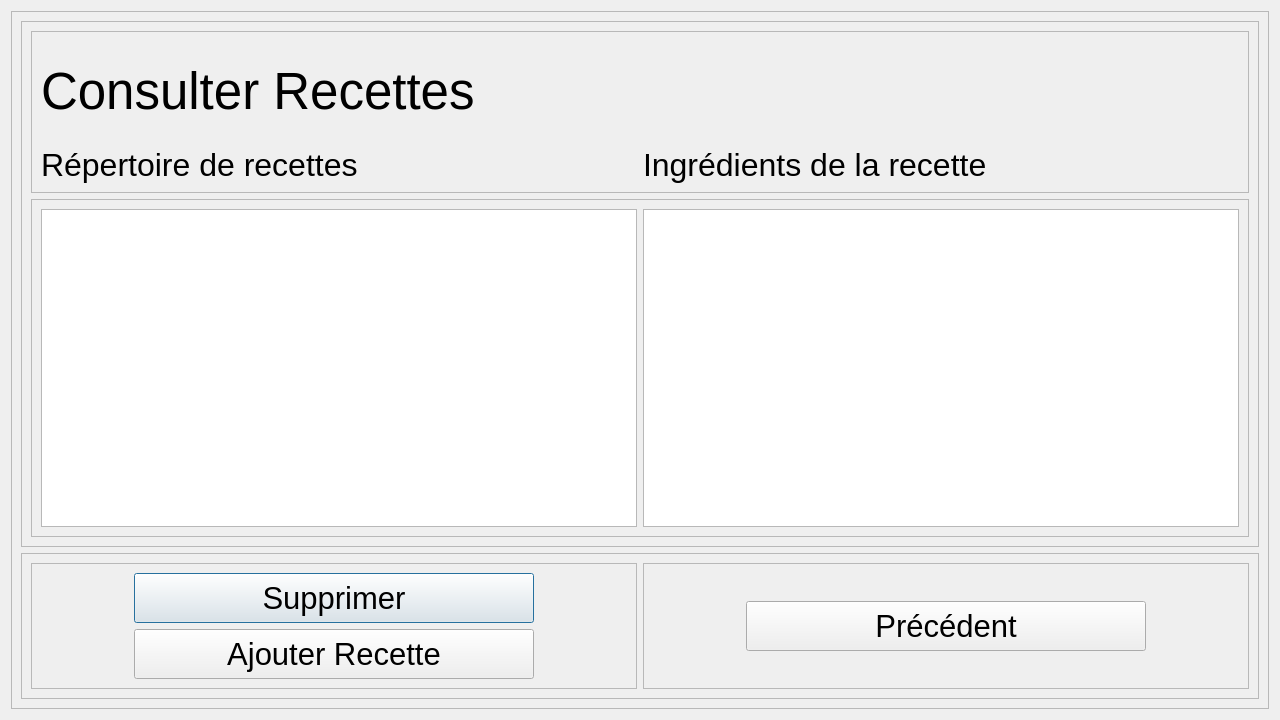
First picture: the form in Logiciel/pi_controller/HMI2/consulter_recette.ui, repository emilerenaud/BartendUS-GROS4, before the edit.
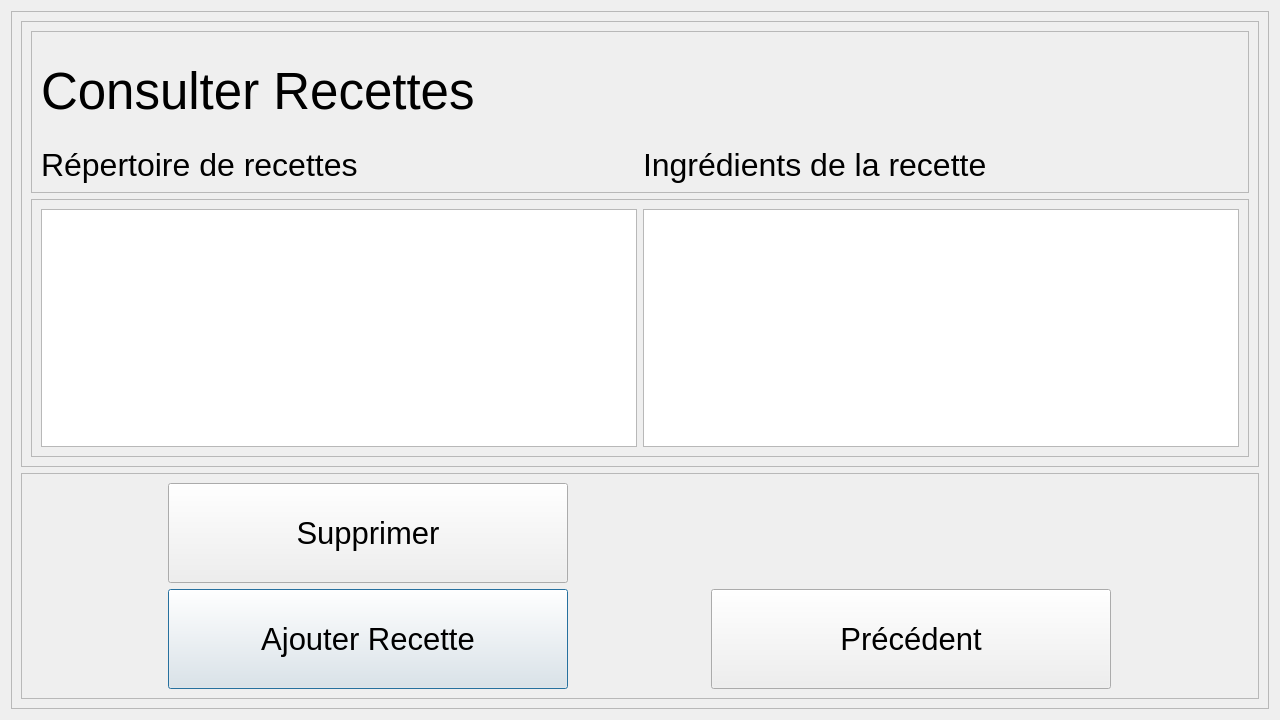
Second picture: the form after the edit.

Diff of the .ui file:
```diff
--- a/Logiciel/pi_controller/HMI2/consulter_recette.ui
+++ b/Logiciel/pi_controller/HMI2/consulter_recette.ui
@@ -18,8 +18,8 @@
   </property>
   <property name="maximumSize">
    <size>
-    <width>1280</width>
-    <height>720</height>
+    <width>3000</width>
+    <height>3000</height>
    </size>
   </property>
   <property name="windowTitle">
@@ -72,16 +72,28 @@
                 <height>0</height>
                </size>
               </property>
+              <property name="maximumSize">
+               <size>
+                <width>16777215</width>
+                <height>10000</height>
+               </size>
+              </property>
              </widget>
             </item>
             <item>
              <widget class="QListWidget" name="ingredients">
               <property name="minimumSize">
                <size>
-                <width>500</width>
+                <width>0</width>
                 <height>0</height>
                </size>
               </property>
+              <property name="maximumSize">
+               <size>
+                <width>16777215</width>
+                <height>100000</height>
+               </size>
+              </property>
              </widget>
             </item>
            </layout>
@@ -154,18 +166,9 @@
         <property name="maximumSize">
          <size>
           <width>16777215</width>
-          <height>200</height>
+          <height>250</height>
          </size>
         </property>
-        <property name="frameShape">
-         <enum>QFrame::StyledPanel</enum>
-        </property>
-        <property name="frameShadow">
-         <enum>QFrame::Raised</enum>
-        </property>
-        <layout class="QHBoxLayout" name="horizontalLayout_3">
-         <item>
-          <widget class="QFrame" name="frame_2">
            <property name="frameShape">
             <enum>QFrame::StyledPanel</enum>
            </property>
@@ -173,42 +176,18 @@
             <enum>QFrame::Raised</enum>
            </property>
            <layout class="QGridLayout" name="gridLayout">
-            <item row="3" column="0">
-             <widget class="QPushButton" name="supprimer">
-              <property name="minimumSize">
-               <size>
-                <width>400</width>
-                <height>50</height>
-               </size>
-              </property>
-              <property name="maximumSize">
-               <size>
-                <width>400</width>
-                <height>50</height>
-               </size>
-              </property>
-              <property name="font">
-               <font>
-                <pointsize>23</pointsize>
-               </font>
-              </property>
-              <property name="text">
-               <string>Supprimer</string>
-              </property>
-             </widget>
-            </item>
-            <item row="4" column="0">
+         <item row="1" column="0">
              <widget class="QPushButton" name="ajouter_recette">
               <property name="minimumSize">
                <size>
-                <width>0</width>
-                <height>50</height>
+             <width>400</width>
+             <height>100</height>
                </size>
               </property>
               <property name="maximumSize">
                <size>
                 <width>400</width>
-                <height>50</height>
+             <height>100</height>
                </size>
               </property>
               <property name="font">
@@ -221,30 +200,18 @@
               </property>
              </widget>
             </item>
-           </layout>
-          </widget>
-         </item>
-         <item>
-          <widget class="QFrame" name="frame_3">
-           <property name="frameShape">
-            <enum>QFrame::StyledPanel</enum>
-           </property>
-           <property name="frameShadow">
-            <enum>QFrame::Raised</enum>
-           </property>
-           <layout class="QVBoxLayout" name="verticalLayout_3">
-            <item alignment="Qt::AlignHCenter">
+         <item row="1" column="1">
              <widget class="QPushButton" name="precedent">
               <property name="minimumSize">
                <size>
                 <width>400</width>
-                <height>50</height>
+             <height>100</height>
                </size>
               </property>
               <property name="maximumSize">
                <size>
                 <width>400</width>
-                <height>50</height>
+             <height>100</height>
                </size>
               </property>
               <property name="font">
@@ -257,7 +224,28 @@
               </property>
              </widget>
             </item>
-           </layout>
+         <item row="0" column="0">
+          <widget class="QPushButton" name="supprimer">
+           <property name="minimumSize">
+            <size>
+             <width>400</width>
+             <height>100</height>
+            </size>
+           </property>
+           <property name="maximumSize">
+            <size>
+             <width>400</width>
+             <height>100</height>
+            </size>
+           </property>
+           <property name="font">
+            <font>
+             <pointsize>23</pointsize>
+            </font>
+           </property>
+           <property name="text">
+            <string>Supprimer</string>
+           </property>
           </widget>
          </item>
         </layout>
```
Lines whose indentation alone changed are shown as unchanged.
